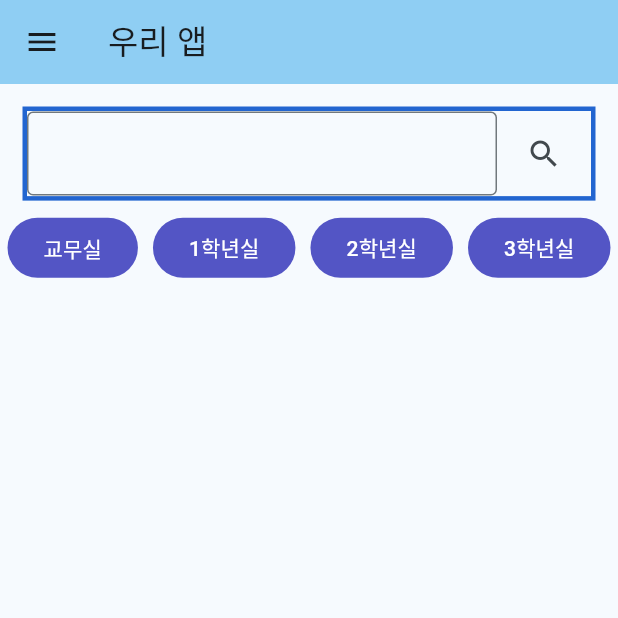
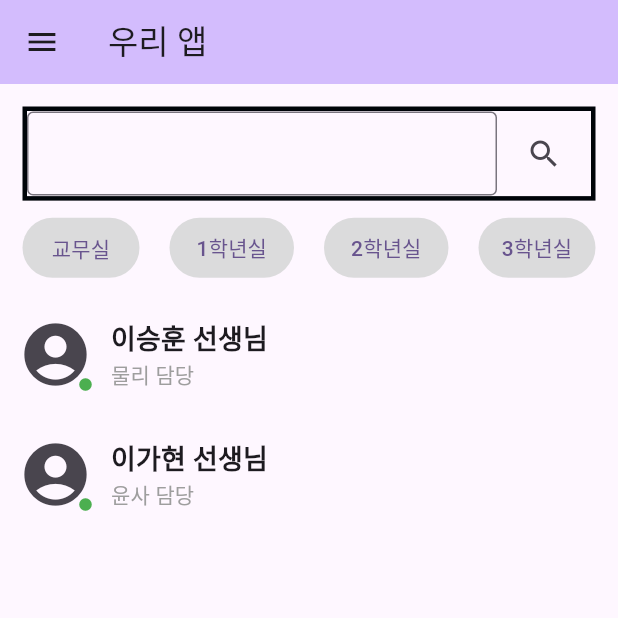
Before and after one commit to hooni04/call_me_teacher, a Flutter app: the screen it shows after launch, on a phone screen of 412 x 824 dp, the top half of it. Run offline on Flutter 3.47's test engine with Material 3 defaults, Android fonts, the phone set to English and light mode, and no system bars.

Commit message:
Screen transition

```diff
--- a/lib/main.dart
+++ b/lib/main.dart
@@ -14,7 +14,7 @@ class MyApp extends StatelessWidget {
     return MaterialApp(
       title: 'Flutter Demo',
       theme: ThemeData(
-        colorScheme: ColorScheme.fromSeed(seedColor: Color.fromARGB(255, 108, 160, 190)),
+        colorScheme: ColorScheme.fromSeed(seedColor: Color.fromARGB(255, 54, 8, 118)),
         useMaterial3: true,
       ),
       home: const MyHomePage(title: '우리 앱'),
@@ -39,14 +39,15 @@ class Consume {
 class _MyHomePageState extends State<MyHomePage> {
   @override
   Widget build(BuildContext context) {
-    const teachers = [];
-    const subjects = [];
+    const teachers = ["이승훈", "이가현"];
+    const subjects = ["물리", "윤사"];
 
     return Scaffold(
       drawer: Drawer(),
       appBar: AppBar(
         backgroundColor: Theme.of(context).colorScheme.inversePrimary,
         title: Text(widget.title),
+
       ),
       body: Center(
         child: Column(
@@ -57,7 +58,7 @@ class _MyHomePageState extends State<MyHomePage> {
                 margin: const EdgeInsets.only(left: 15, right: 15),
                 decoration: BoxDecoration(
                   border: Border.all(
-                    color: Color.fromARGB(255, 34, 101, 208),
+                    color: Color.fromARGB(255, 0, 4, 9),
                     style: BorderStyle.solid,
                     width: 3,
                   )
@@ -86,24 +87,45 @@ class _MyHomePageState extends State<MyHomePage> {
             ),
             Expanded(
               child: Row(
-                mainAxisAlignment: MainAxisAlignment.spaceAround,
+                mainAxisAlignment: MainAxisAlignment.spaceEvenly,
                 children: [
-                  FilledButton(onPressed: () {},
-                  style: FilledButton.styleFrom(
-		                backgroundColor: Color.fromARGB(255, 83, 85, 197),),
-                    child: const Text('교무실')),
-                  FilledButton(onPressed: () {},
-                  style: FilledButton.styleFrom(
-		                backgroundColor: Color.fromARGB(255, 83, 85, 197)),
-                    child: const Text('1학년실')),
-                  FilledButton(onPressed: () {},
-                  style: FilledButton.styleFrom(
-		                backgroundColor: Color.fromARGB(255, 83, 85, 197)),
-                     child: const Text('2학년실')),
-                  FilledButton(onPressed: () {},
-                  style: FilledButton.styleFrom(
-		                backgroundColor: Color.fromARGB(255, 83, 85, 197)),
-                    child: const Text('3학년실')),
+                  Expanded(
+                    child: Container(
+                      margin: const EdgeInsets.only(left: 15, right: 10),
+                      child : TextButton(onPressed: () {},
+                    style: TextButton.styleFrom(
+		                  backgroundColor: Color.fromARGB(255, 219, 219, 220),),
+                      child: const Text('교무실'),),
+                    ),
+                    ),
+
+                  Expanded(
+                    child: Container(
+                      margin: const EdgeInsets.only(left: 10, right: 10),
+                      child : TextButton(onPressed: () {},
+                    style: TextButton.styleFrom(
+		                  backgroundColor: Color.fromARGB(255, 219, 219, 220),),
+                      child: const Text('1학년실'),),
+                    ),
+                    ),
+                  Expanded(
+                    child: Container(
+                      margin: const EdgeInsets.only(left: 10, right: 10),
+                      child : TextButton(onPressed: () {},
+                    style: TextButton.styleFrom(
+		                  backgroundColor: Color.fromARGB(255, 219, 219, 220),),
+                      child: const Text('2학년실'),),
+                    ),
+                    ),
+                  Expanded(
+                    child: Container(
+                      margin: const EdgeInsets.only(left: 10, right: 15),
+                      child : TextButton(onPressed: () {},
+                    style: TextButton.styleFrom(
+		                  backgroundColor: Color.fromARGB(255, 219, 219, 220),),
+                      child: const Text('3학년실'),),
+                    ),
+                    ),
                 ],
               ),
               ),
@@ -114,7 +136,13 @@ class _MyHomePageState extends State<MyHomePage> {
                   itemCount: teachers.length,
                   itemBuilder: (context, index) {
                     return MenuItemButton(
-                      onPressed: () {},
+                      onPressed: () {
+                        Navigator.of(context).push(
+                          MaterialPageRoute(builder: (context) {
+                             return const Message();
+                          },)
+                        );
+                      },
                       style: MenuItemButton.styleFrom(
                         minimumSize: const Size(0, 80)
                       ),
```
Also changed, not shown: lib/message.dart (+61 -2 lines).
